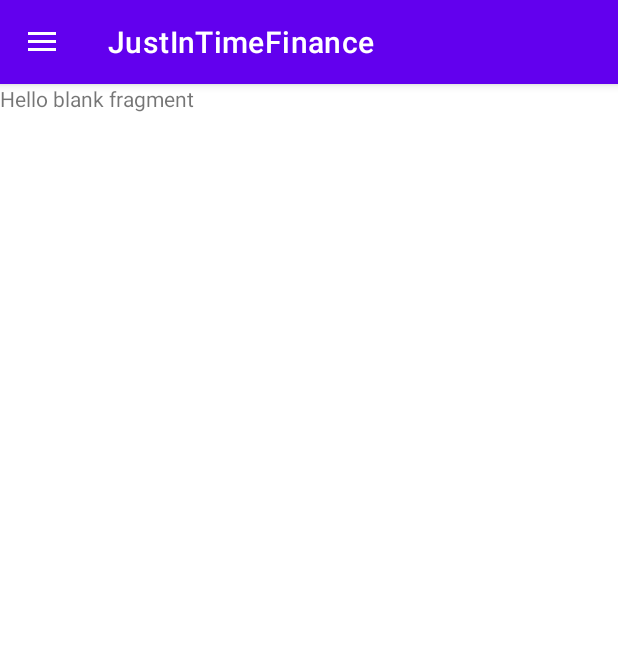
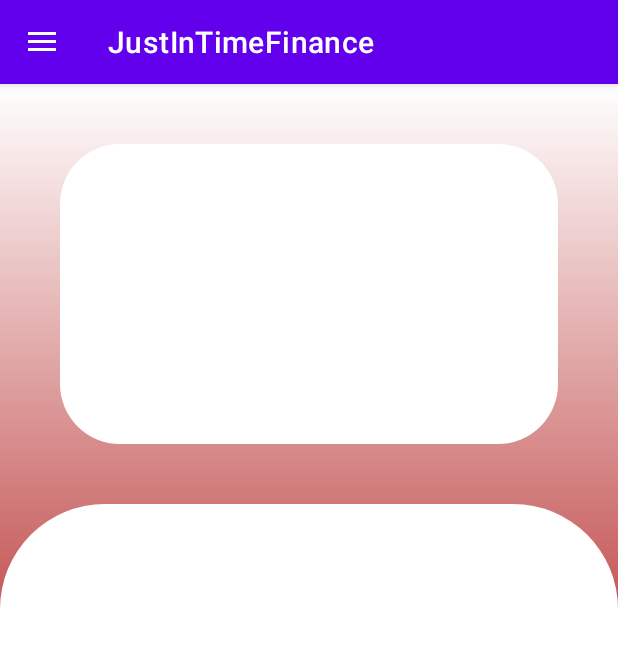
Before and after one commit to Sundaram-sharma/JustInTimeFinance, an Android app: the screen it shows after launch (MainActivity), in the side drawer, after a tap on "Upcoming Transactions", on a phone screen of 412 x 824 dp. Shown: the top 647 px of the screen. Run offline under Robolectric (Android 15) with nearby library versions, the phone set to English and light mode, and no system bars.

Commit message:
2:05 pm 16/21/2021

```diff
--- /dev/null
+++ b/app/src/main/res/drawable/layout_gradient_02.xml
@@ -0,0 +1,15 @@
+<?xml version="1.0" encoding="utf-8"?>
+<shape xmlns:android="http://schemas.android.com/apk/res/android">
+
+    <solid
+        android:color="@color/white"
+        />
+
+    <corners
+
+        android:topLeftRadius="70dp"
+        android:topRightRadius="70dp"
+
+        />
+
+</shape>
--- /dev/null
+++ b/app/src/main/res/drawable/layout_gradient_background.xml
@@ -0,0 +1,14 @@
+<?xml version="1.0" encoding="utf-8"?>
+<shape xmlns:android="http://schemas.android.com/apk/res/android">
+
+    <gradient
+
+        android:startColor="@color/customGradient012"
+        android:centerColor="@color/customGradient011"
+        android:endColor="@color/white"
+        android:angle="90"
+
+        />
+
+
+</shape>
--- /dev/null
+++ b/app/src/main/res/drawable/layout_white_background.xml
@@ -0,0 +1,21 @@
+<?xml version="1.0" encoding="utf-8"?>
+<shape xmlns:android="http://schemas.android.com/apk/res/android">
+
+    <solid
+        android:color="@color/white"
+        />
+
+    <corners
+
+        android:radius="40dp"
+
+        />
+        <padding
+
+        android:bottom="10dp"
+        android:top="10dp"
+        android:right="10dp"
+        android:left="10dp"
+        />
+
+</shape>
--- a/app/src/main/res/layout/activity_main.xml
+++ b/app/src/main/res/layout/activity_main.xml
@@ -6,6 +6,34 @@
     android:layout_height="match_parent"
     android:id="@+id/drawer_layout"
     tools:context=".MainActivity">
+
+    <RelativeLayout
+        android:layout_width="match_parent"
+        android:layout_height="760dp"
+        android:background="@drawable/layout_gradient_background">
+
+        <LinearLayout
+            android:id="@+id/linearLayoutMainActivity1"
+
+            android:layout_width="match_parent"
+            android:layout_height="200dp"
+            android:orientation="vertical">
+            <androidx.recyclerview.widget.RecyclerView
+                android:layout_width="wrap_content"
+                android:layout_height="wrap_content"
+                android:orientation="horizontal"/>
+
+        </LinearLayout>
+
+        <LinearLayout
+            android:id="@+id/linearLayoutMainActivity2"
+            android:background="@drawable/layout_gradient_02"
+            android:layout_width="match_parent"
+            android:layout_height="match_parent"
+            android:layout_below="@+id/linearLayoutMainActivity1"
+            android:orientation="vertical"></LinearLayout>
+
+    </RelativeLayout>
 
     <LinearLayout
         android:layout_width="match_parent"
--- a/app/src/main/res/layout/activity_transactions.xml
+++ b/app/src/main/res/layout/activity_transactions.xml
@@ -5,9 +5,29 @@
     android:layout_height="match_parent"
     tools:context=".Transactions">
 
-    <TextView
+    <RelativeLayout
         android:layout_width="match_parent"
-        android:layout_height="match_parent"
-        android:text="@string/hello_blank_fragment" />
+        android:layout_height="760dp"
+        android:background="@drawable/layout_gradient_background">
+
+        <LinearLayout
+            android:id="@+id/linearLayoutTransaction1"
+            android:background="@drawable/layout_white_background"
+            android:layout_width="match_parent"
+            android:layout_height="200dp"
+            android:orientation="vertical"
+            android:layout_margin="40dp">
+
+        </LinearLayout>
+
+        <LinearLayout
+            android:id="@+id/linearLayoutTransaction2"
+            android:layout_width="match_parent"
+            android:layout_height="match_parent"
+            android:layout_below="@+id/linearLayoutTransaction1"
+            android:background="@drawable/layout_gradient_02"
+            android:orientation="vertical"></LinearLayout>
+
+    </RelativeLayout>
 
 </FrameLayout>
```
Also changed, not shown: app/src/main/java/com/appforall/justintimefinance/itemsCard.java (added, +25 -0 lines), app/src/main/res/layout/layout_listitem.xml (added, +59 -0 lines).
